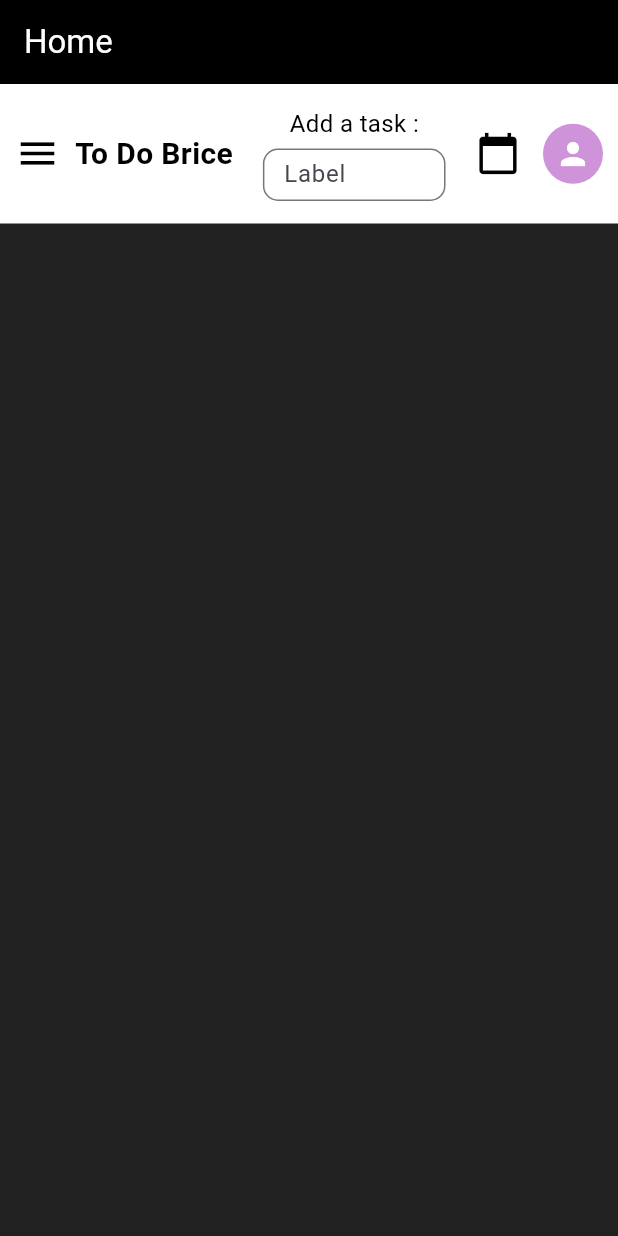
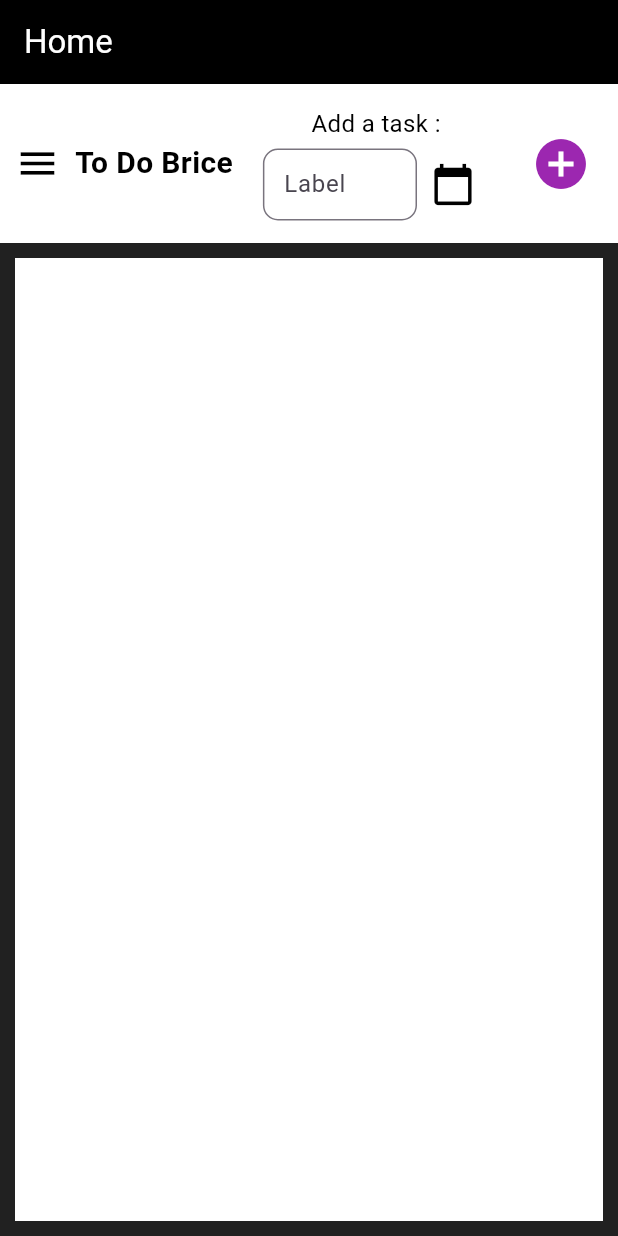
Before and after one commit to YoanPOUX/todoBrice, a Flutter app: the screen it shows after launch, on a phone screen of 412 x 824 dp. Run offline on Flutter 3.47's test engine with Material 3 defaults, Android fonts, the phone set to English and light mode, and no system bars.

Commit message:
debut du body

```diff
--- a/lib/main.dart
+++ b/lib/main.dart
@@ -9,8 +9,54 @@ class MyApp extends StatelessWidget {
   Widget build(BuildContext context) {
     return MaterialApp(
       debugShowCheckedModeBanner: false,
-      home: Scaffold(
-        backgroundColor: Colors.grey[900], // Couleur d'arrière-plan
+      home: ToDoScreen(),
+    );
+  }
+}
+
+class ToDoScreen extends StatefulWidget {
+  @override
+  _ToDoScreenState createState() => _ToDoScreenState();
+}
+
+class _ToDoScreenState extends State<ToDoScreen> {
+  final TextEditingController _taskController = TextEditingController();
+  DateTime? selectedDate;
+  List<Map<String, dynamic>> taskList = []; // Liste des tâches
+
+  // Fonction pour ouvrir le sélecteur de date
+  Future<void> _selectDate(BuildContext context) async {
+    DateTime? pickedDate = await showDatePicker(
+      context: context,
+      initialDate: DateTime.now(),
+      firstDate: DateTime(2000),
+      lastDate: DateTime(2100),
+    );
+    if (pickedDate != null && pickedDate != selectedDate) {
+      setState(() {
+        selectedDate = pickedDate;
+      });
+    }
+  }
+
+  // Fonction pour ajouter une tâche à la liste
+  void _addTask() {
+    if (_taskController.text.isNotEmpty && selectedDate != null) {
+      setState(() {
+        taskList.add({
+          "task": _taskController.text,
+          "date": selectedDate!,
+        });
+        _taskController.clear();
+        selectedDate = null;
+      });
+    }
+  }
+
+  @override
+  Widget build(BuildContext context) {
+    return Scaffold(
+      backgroundColor: Colors.grey[900],
       appBar: AppBar(
         title: Text('Home', style: TextStyle(color: Colors.white)),
         backgroundColor: Colors.black,
@@ -18,15 +64,53 @@ class MyApp extends StatelessWidget {
       ),
       body: Column(
         children: [
-            ToDoHeader(),
+          ToDoHeader(
+            taskController: _taskController,
+            selectDate: () => _selectDate(context),
+            addTask: _addTask,
+            selectedDate: selectedDate,
+          ),
+          Expanded(
+            child: Container(
+              margin: EdgeInsets.all(10),
+              padding: EdgeInsets.all(10),
+              color: Colors.white,
+              child: ListView.builder(
+                itemCount: taskList.length,
+                itemBuilder: (context, index) {
+                  return ListTile(
+                    title: Text(taskList[index]["task"]),
+                    subtitle: Text(
+                      "Due: ${taskList[index]["date"].day}/${taskList[index]["date"].month}/${taskList[index]["date"].year}",
+                    ),
+                    trailing: Checkbox(
+                      value: true,
+                      onChanged: (bool? value) {},
+                    ),
+                  );
+                },
+              ),
+            ),
+          ),
         ],
-        ),
       ),
     );
   }
 }
 
 class ToDoHeader extends StatelessWidget {
+  final TextEditingController taskController;
+  final VoidCallback selectDate;
+  final VoidCallback addTask;
+  final DateTime? selectedDate;
+
+  ToDoHeader({
+    required this.taskController,
+    required this.selectDate,
+    required this.addTask,
+    required this.selectedDate,
+  });
+
   @override
   Widget build(BuildContext context) {
     return Container(
@@ -62,33 +146,42 @@ class ToDoHeader extends StatelessWidget {
                     style: TextStyle(fontSize: 16, color: Colors.black),
                   ),
                   SizedBox(height: 5),
-                  Container(
-                    height: 35,
+                  Row(
+                    children: [
+                      Expanded(
                         child: TextField(
+                          controller: taskController,
                           decoration: InputDecoration(
                             hintText: "Label",
                             border: OutlineInputBorder(
                               borderRadius: BorderRadius.circular(10),
                             ),
-                        contentPadding: EdgeInsets.symmetric(horizontal: 10),
+                            contentPadding:
+                            EdgeInsets.symmetric(horizontal: 10),
                           ),
                         ),
+                      ),
+                      IconButton(
+                        icon: Icon(Icons.calendar_today,
+                            size: 30, color: Colors.black),
+                        onPressed: selectDate,
+                      ),
+                    ],
+                  ),
+                  if (selectedDate != null)
+                    Text(
+                      "Selected Date: ${selectedDate!.day}/${selectedDate!.month}/${selectedDate!.year}",
+                      style: TextStyle(fontSize: 14, color: Colors.grey),
                     ),
                 ],
               ),
             ),
           ),
 
-          // Icones de droite : calendrier et profil
-          Row(
-            children: [
-              Icon(Icons.calendar_today, size: 30, color: Colors.black),
-              SizedBox(width: 15),
-              CircleAvatar(
-                backgroundColor: Colors.purple[200],
-                child: Icon(Icons.person, color: Colors.white),
-              ),
-            ],
+          // Bouton pour ajouter la tâche
+          IconButton(
+            icon: Icon(Icons.add_circle, size: 40, color: Colors.purple),
+            onPressed: addTask,
           ),
         ],
       ),
```
Lines whose indentation alone changed are shown as unchanged.
